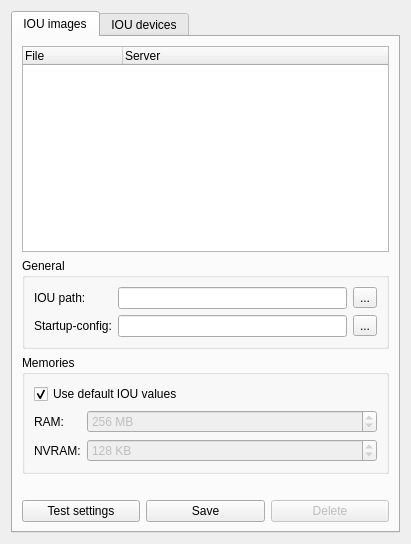
The window that gns3/modules/iou/ui/iou_device_preferences_page.ui (GNS3/gns3-gui) describes before a commit, drawn with Qt 5.
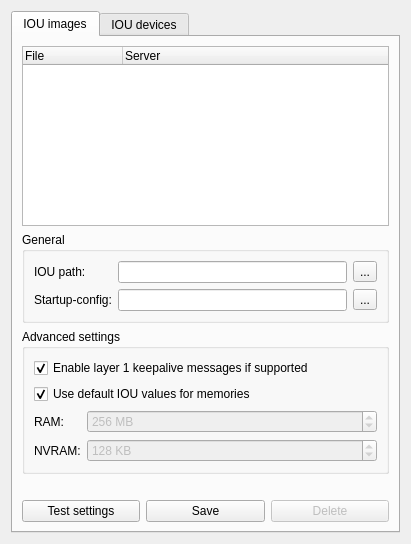
The same window after the commit.

Commit message: IOU layer 1 keepalive messages support.

What changed in the file:
```diff
--- a/gns3/modules/iou/ui/iou_device_preferences_page.ui
+++ b/gns3/modules/iou/ui/iou_device_preferences_page.ui
@@ -99,29 +99,29 @@
         </widget>
        </item>
        <item>
-        <widget class="QGroupBox" name="uiMemoriesGroupBox">
+        <widget class="QGroupBox" name="uiAdvancedSettingsGroupBox">
          <property name="title">
-          <string>Memories</string>
+          <string>Advanced settings</string>
          </property>
          <layout class="QGridLayout" name="gridLayout_3">
-          <item row="0" column="0" colspan="2">
+          <item row="1" column="0" colspan="2">
            <widget class="QCheckBox" name="uiDefaultValuesCheckBox">
             <property name="text">
-             <string>Use default IOU values</string>
+             <string>Use default IOU values for memories</string>
             </property>
             <property name="checked">
              <bool>true</bool>
             </property>
            </widget>
           </item>
-          <item row="1" column="0">
+          <item row="3" column="0">
            <widget class="QLabel" name="uiRAMLabel">
             <property name="text">
              <string>RAM:</string>
             </property>
            </widget>
           </item>
-          <item row="1" column="1">
+          <item row="3" column="1">
            <widget class="QSpinBox" name="uiRAMSpinBox">
             <property name="enabled">
              <bool>false</bool>
@@ -146,14 +146,14 @@
             </property>
            </widget>
           </item>
-          <item row="2" column="0">
+          <item row="4" column="0">
            <widget class="QLabel" name="uiNVRAMLabel">
             <property name="text">
              <string>NVRAM:</string>
             </property>
            </widget>
           </item>
-          <item row="2" column="1">
+          <item row="4" column="1">
            <widget class="QSpinBox" name="uiNVRAMSpinBox">
             <property name="enabled">
              <bool>false</bool>
@@ -178,6 +178,16 @@
             </property>
            </widget>
           </item>
+          <item row="0" column="0" colspan="2">
+           <widget class="QCheckBox" name="uiL1KeepalivesCheckBox">
+            <property name="text">
+             <string>Enable layer 1 keepalive messages if supported</string>
+            </property>
+            <property name="checked">
+             <bool>true</bool>
+            </property>
+           </widget>
+          </item>
          </layout>
         </widget>
        </item>
```
The commit also changes 7 other files.
